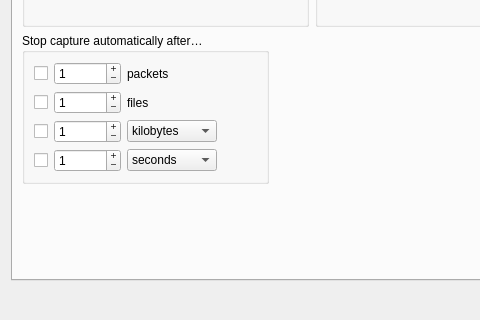
This is ui/qt/capture_options_dialog.ui in R-EAjks/Wireshark as Qt 5 draws it before an edit; both pictures show x 0 to 480 and y 152 to 472 of the 950 by 472 pixel window. The edited form follows.
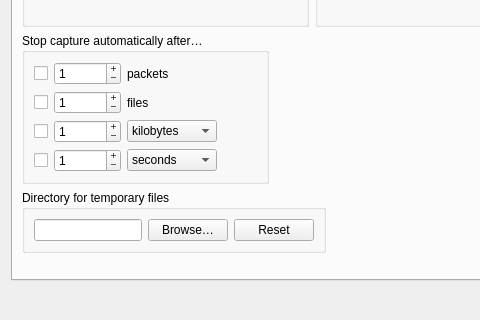
This is the edited form. The open tabs and pages were chosen to show the change. Custom widgets are drawn as their Qt base class.

Commit message:
16432: Specify directory for temporary captures
Add a capture option `--temp-dir` to wireshark/tshark/dumpcap that
specifies the directory in which temporary capture files are to be
written. If not specified, uses the system default behaviour.

Add a GUI element in the capture options dialog for specifying this
directory.

I found that this couldn't be effective as a user preference; it had to
be a capture option in order to be successfully propagated to dumpcap
child processes.

What changed in the file:
```diff
--- a/ui/qt/capture_options_dialog.ui
+++ b/ui/qt/capture_options_dialog.ui
@@ -902,6 +902,47 @@
         </widget>
        </item>
        <item row="2" column="0">
+        <widget class="QGroupBox" name="gbTempDir">
+         <property name="enabled">
+          <bool>true</bool>
+         </property>
+         <property name="toolTip">
+          <string>&lt;html&gt;&lt;head/&gt;&lt;body&gt;&lt;p&gt;Optionally specify a temporary directory for unnamed capture files.&lt;/p&gt;&lt;/body&gt;&lt;/html&gt;</string>
+         </property>
+         <property name="autoFillBackground">
+          <bool>false</bool>
+         </property>
+         <property name="title">
+          <string>Directory for temporary files</string>
+         </property>
+         <property name="flat">
+          <bool>true</bool>
+         </property>
+         <property name="checkable">
+          <bool>false</bool>
+         </property>
+         <layout class="QGridLayout" name="gridLayout_4">
+          <item row="0" column="0">
+           <widget class="QLineEdit" name="tempDirLineEdit"/>
+          </item>
+          <item row="0" column="1">
+           <widget class="QPushButton" name="tempDirBrowseButton">
+            <property name="text">
+             <string>Browse…</string>
+            </property>
+           </widget>
+          </item>
+          <item row="0" column="2">
+           <widget class="QPushButton" name="tempDirResetButton">
+            <property name="text">
+             <string>Reset</string>
+            </property>
+           </widget>
+          </item>
+         </layout>
+        </widget>
+       </item>
+       <item row="3" column="0">
         <spacer name="verticalSpacer_3">
          <property name="orientation">
           <enum>Qt::Vertical</enum>
```
The commit also changes 26 other files.
